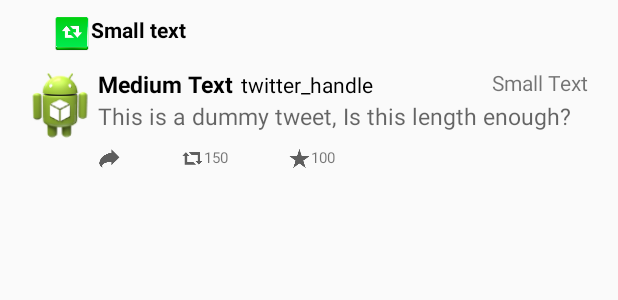
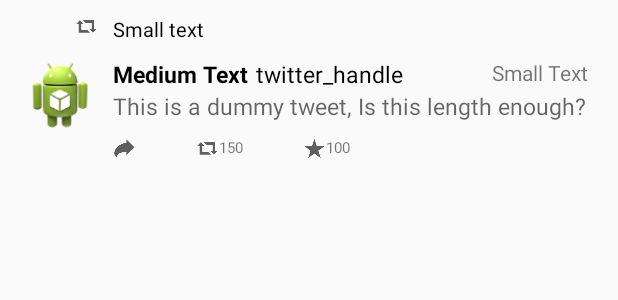
Before and after one commit to rakeshkchhabra/AndroidApplications, an Android app: the layout tweet.xml on its own in the app's theme, with its tools: preview values and no code run, on a phone screen of 412 x 824 dp. Shown: the top 300 px of the screen. Run offline under Robolectric (Android 15) with nearby library versions, the phone set to English and light mode, and no system bars.

```diff
--- a/TwitterApp/app/src/main/AndroidManifest.xml
+++ b/TwitterApp/app/src/main/AndroidManifest.xml
@@ -51,7 +51,7 @@
             android:label="@string/title_activity_tweet" >
         </activity>
         <activity
-            android:name=".TweetDetailActivity"
+            android:name=".activities.TweetDetailActivity"
             android:label="@string/title_activity_tweet_detail" >
         </activity>
     </application>
--- a/TwitterApp/app/src/main/java/com/yahoo/tweets/adapters/TweetAdapter.java
+++ b/TwitterApp/app/src/main/java/com/yahoo/tweets/adapters/TweetAdapter.java
@@ -35,15 +35,11 @@ public class TweetAdapter extends ArrayAdapter<TweetModel> {
     public View getView(int position, View convertView, ViewGroup parent) {
 
         final TweetModel tweetModel = getItem(position);
-        if(tweetModel.getUserName().equals("Rakesh Chhabra")) {
-            Log.i("Debug", tweetModel.toString());
-        }
 
         if(convertView == null) {
             convertView = LayoutInflater.from(getContext()).inflate(R.layout.tweet, parent, false);
         }
         LinearLayout linearLayout = (LinearLayout) convertView.findViewById(R.id.llretweetlayout);
-
 
         if(tweetModel.getReTwittedBy()!=null && !tweetModel.getReTwittedBy().isEmpty()) {
             TextView reTwittedBy = (TextView) convertView.findViewById(R.id.tvReweetedBy);
--- a/TwitterApp/app/src/main/res/layout/tweet.xml
+++ b/TwitterApp/app/src/main/res/layout/tweet.xml
@@ -8,15 +8,15 @@
         android:layout_height="wrap_content"
         android:id="@+id/llretweetlayout"
         android:layout_marginBottom="10dp"
-        android:layout_marginLeft="25dp">
+        android:layout_marginLeft="40dp">
         <ImageView
-            android:layout_width="25dp"
-            android:layout_height="25dp"
+            android:layout_width="15dp"
+            android:layout_height="15dp"
             android:id="@+id/ivRetweetedBy"
             android:layout_alignParentTop="true"
             android:layout_alignParentLeft="true"
             android:layout_alignParentStart="true"
-            android:src="@drawable/retweetedby"/>
+            android:src="@drawable/retweet"/>
 
         <TextView
             android:layout_width="wrap_content"
@@ -28,7 +28,8 @@
             android:layout_toRightOf="@+id/ivRetweetedBy"
             android:layout_toEndOf="@+id/ivRetweetedBy"
             android:textColor="#ff000000"
-            android:textStyle="bold" />
+            android:layout_marginLeft="10dp"
+            android:textSize="13sp"/>
     </LinearLayout>
 
     <ImageView
@@ -37,7 +38,8 @@
         android:id="@+id/ivUserPhoto"
         android:layout_below="@+id/llretweetlayout"
         android:src="@drawable/ic_launcher"
-        android:layout_marginLeft="5dp"/>
+        android:layout_marginLeft="5dp"
+        android:layout_marginRight="10dp"/>
 
     <TextView
         android:layout_width="wrap_content"
@@ -62,7 +64,8 @@
         android:layout_alignBaseline="@+id/tvUserName"
         android:textColor="#ff000000"
         android:layout_marginLeft="5dp"
-        android:gravity="center|center_vertical" />
+        android:gravity="center|center_vertical"
+        android:textSize="15sp"/>
 
     <TextView
         android:layout_width="wrap_content"
--- a/TwitterApp/app/src/main/res/menu/menu_tweet_detail.xml
+++ b/TwitterApp/app/src/main/res/menu/menu_tweet_detail.xml
@@ -1,7 +1,7 @@
 <menu xmlns:android="http://schemas.android.com/apk/res/android"
     xmlns:app="http://schemas.android.com/apk/res-auto"
     xmlns:tools="http://schemas.android.com/tools"
-    tools:context="com.yahoo.tweets.TweetDetailActivity">
+    tools:context="com.yahoo.tweets.activities.TweetDetailActivity">
     <item android:id="@+id/action_settings" android:title="@string/action_settings"
         android:orderInCategory="100" app:showAsAction="never" />
 </menu>
```
Also changed, not shown: TwitterApp/app/src/main/java/com/yahoo/tweets/activities/TwitterActivity.java (+29 -3 lines), TwitterApp/app/src/main/java/com/yahoo/tweets/adapters/PostTweetDialog.java (+14 -2 lines), TwitterApp/app/src/main/java/com/yahoo/tweets/models/TweetModel.java (+14 -2 lines), TwitterApp/app/src/main/res/layout/activity_post_tweet.xml (+8 -9 lines), TwitterApp/app/src/main/res/layout/activity_tweet.xml (+16 -2 lines), 1 other file.
